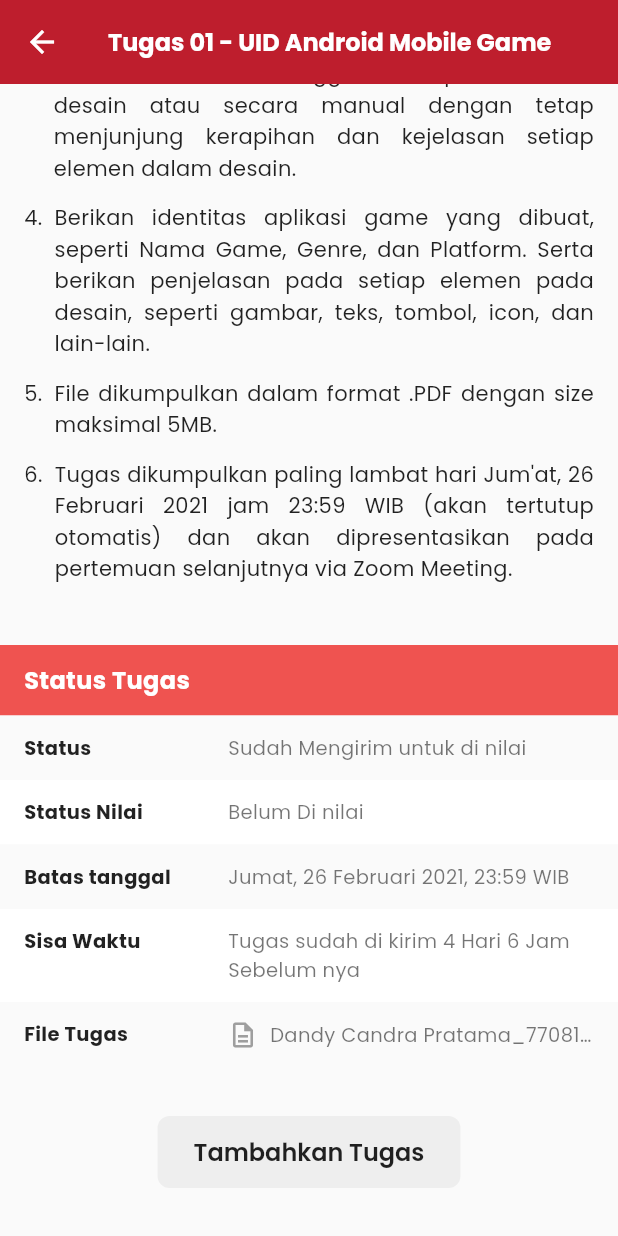
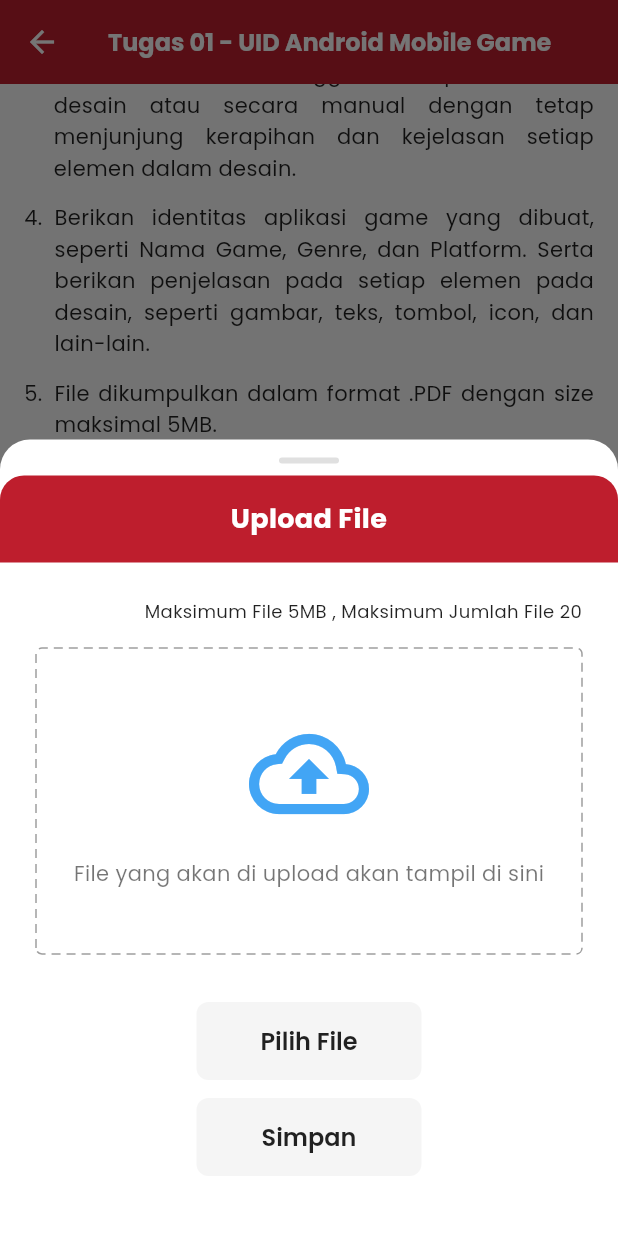
Before and after one commit to sitimaisaroh291001/app_lms, a Flutter app: the TaskDetailScreen screen opened by its route, scrolled down 267 dp, after a tap on "Tambahkan Tugas", on a phone screen of 412 x 824 dp. Run offline on Flutter 3.47's test engine with Material 3 defaults, Android fonts, the phone set to English and light mode, and no system bars; drawn by our look-alikes of dotted_border; our stand-ins replace file_picker, go_router, google_fonts, shared_preferences; accounts and stored records are empty.

Commit message:
menambahkan upload tugas

```diff
--- a/lib/features/course/presentation/task_detail_screen.dart
+++ b/lib/features/course/presentation/task_detail_screen.dart
@@ -1,4 +1,5 @@
 import 'package:flutter/material.dart';
+import 'widgets/upload_task_sheet.dart';
 
 class TaskDetailScreen extends StatelessWidget {
   const TaskDetailScreen({super.key});
@@ -33,7 +34,14 @@ class TaskDetailScreen extends StatelessWidget {
              const SizedBox(height: 32),
              Center(
                child: ElevatedButton(
-                 onPressed: () {},
+                 onPressed: () {
+                   showModalBottomSheet(
+                     context: context,
+                     isScrollControlled: true,
+                     backgroundColor: Colors.transparent,
+                     builder: (context) => const UploadTaskSheet(),
+                   );
+                 },
                  style: ElevatedButton.styleFrom(
                    backgroundColor: Colors.grey[200],
                    foregroundColor: Colors.black87,
--- /dev/null
+++ b/lib/features/course/presentation/widgets/upload_task_sheet.dart
@@ -0,0 +1,131 @@
+import 'package:flutter/material.dart';
+import 'package:dotted_border/dotted_border.dart';
+
+class UploadTaskSheet extends StatelessWidget {
+  const UploadTaskSheet({super.key});
+
+  @override
+  Widget build(BuildContext context) {
+    return Container(
+      decoration: const BoxDecoration(
+        color: Colors.white,
+        borderRadius: BorderRadius.vertical(top: Radius.circular(20)),
+      ),
+      child: Column(
+        mainAxisSize: MainAxisSize.min,
+        children: [
+          // Drag Handle
+          Center(
+            child: Container(
+              margin: const EdgeInsets.only(top: 12, bottom: 8),
+              width: 40,
+              height: 4,
+              decoration: BoxDecoration(
+                color: Colors.grey[300],
+                borderRadius: BorderRadius.circular(2),
+              ),
+            ),
+          ),
+
+          // Header
+          Container(
+            width: double.infinity,
+            padding: const EdgeInsets.symmetric(vertical: 16),
+            decoration: const BoxDecoration(
+              color: Color(0xFFBE1E2D), // Telkom Red
+              borderRadius: BorderRadius.vertical(top: Radius.circular(16)),
+            ),
+            child: const Text(
+              "Upload File",
+              textAlign: TextAlign.center,
+              style: TextStyle(
+                color: Colors.white,
+                fontSize: 18,
+                fontWeight: FontWeight.bold,
+              ),
+            ),
+          ),
+
+          Padding(
+            padding: const EdgeInsets.all(24.0),
+            child: Column(
+              crossAxisAlignment: CrossAxisAlignment.stretch,
+              children: [
+                // Info text
+                 const Align(
+                   alignment: Alignment.centerRight,
+                   child: Text(
+                     "Maksimum File 5MB , Maksimum Jumlah File 20",
+                     style: TextStyle(fontSize: 12, color: Colors.black87),
+                   ),
+                 ),
+                 const SizedBox(height: 16),
+
+                 // Dashed Border Upload Area
+                 DottedBorder(
+                   color: Colors.grey,
+                   strokeWidth: 1,
+                   dashPattern: const [6, 4],
+                   borderType: BorderType.RRect,
+                   radius: const Radius.circular(4),
+                   child: Container(
+                     width: double.infinity,
+                     height: 200,
+                     alignment: Alignment.center,
+                     child: Column(
+                       mainAxisAlignment: MainAxisAlignment.center,
+                       children: [
+                         Icon(Icons.cloud_upload_outlined, size: 80, color: Colors.blue[400]),
+                         const SizedBox(height: 16),
+                         const Text(
+                           "File yang akan di upload akan tampil di sini",
+                           style: TextStyle(color: Colors.black54),
+                         ),
+                       ],
+                     ),
+                   ),
+                 ),
+
+                 const SizedBox(height: 32),
+
+                 // Actions
+                 Column(
+                   children: [
+                     SizedBox(
+                       width: 150,
+                       child: ElevatedButton(
+                         onPressed: () {},
+                         style: ElevatedButton.styleFrom(
+                           backgroundColor: Colors.grey[100],
+                           foregroundColor: Colors.black87,
+                           elevation: 0,
+                           shape: RoundedRectangleBorder(borderRadius: BorderRadius.circular(8)),
+                         ),
+                         child: const Text("Pilih File"),
+                       ),
+                     ),
+                     const SizedBox(height: 12),
+                     SizedBox(
+                       width: 150,
+                       child: ElevatedButton(
+                          onPressed: () {},
+                          style: ElevatedButton.styleFrom(
+                           backgroundColor: Colors.grey[100],
+                           foregroundColor: Colors.black87,
+                           elevation: 0,
+                            shape: RoundedRectangleBorder(borderRadius: BorderRadius.circular(8)),
+                         ),
+                          child: const Text("Simpan"),
+                       ),
+                     ),
+                   ],
+                 ),
+                 const SizedBox(height: 16),
+              ],
+            ),
+          ),
+        ],
+      ),
+    );
+  }
+}
--- a/pubspec.yaml
+++ b/pubspec.yaml
@@ -40,6 +40,7 @@ dependencies:
   provider: ^6.1.5+1
   shared_preferences: ^2.5.4
   file_picker: ^10.3.8
+  dotted_border: ^2.0.0
 
 dev_dependencies:
   flutter_test:
```
Also changed, not shown: pubspec.lock, 1 other file.
